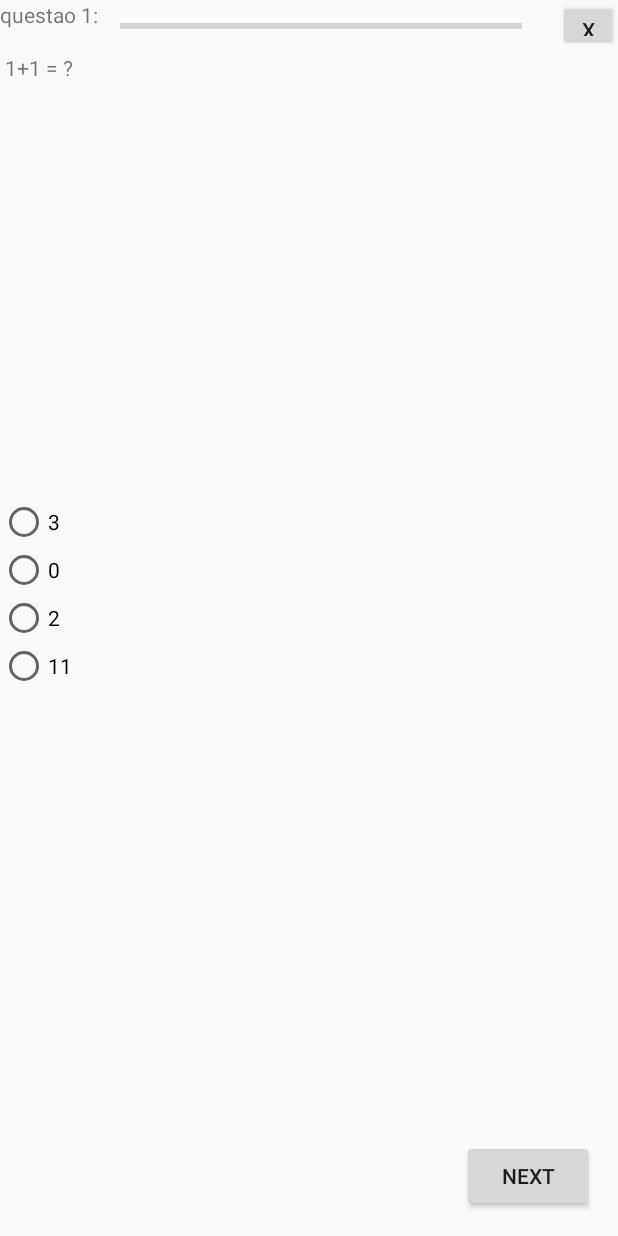
After one commit to gomes717/SpaceApps, an Android app: the layout activity_question.xml on its own in the app's theme, with its tools: preview values and no code run, on a phone screen of 412 x 824 dp. The commit adds this screen. Run offline under Robolectric (Android 15) with nearby library versions, the phone set to English and light mode, and no system bars.

Commit message:
correcao de commit

```diff
--- a/app/src/main/java/com/example/spaceapps/QuestionActivity.java
+++ b/app/src/main/java/com/example/spaceapps/QuestionActivity.java
@@ -45,6 +45,7 @@ public class QuestionActivity extends AppCompatActivity {
         if(i == maxQuestions)
         {
             i++;
+
             barraProgresso.setProgress(i);
             Intent intent = new Intent(getApplicationContext(), MainActivity.class);
             startActivity(intent);
@@ -55,8 +56,6 @@ public class QuestionActivity extends AppCompatActivity {
         }
     }
 
-
-
     public void pressedExit(View view)
     {
         Intent intent = new Intent(getApplicationContext(), MainActivity.class);
--- /dev/null
+++ b/app/src/main/res/layout/activity_question.xml
@@ -0,0 +1,101 @@
+<?xml version="1.0" encoding="utf-8"?>
+<androidx.constraintlayout.widget.ConstraintLayout xmlns:android="http://schemas.android.com/apk/res/android"
+    xmlns:app="http://schemas.android.com/apk/res-auto"
+    xmlns:tools="http://schemas.android.com/tools"
+    android:layout_width="match_parent"
+    android:layout_height="match_parent"
+    tools:context=".QuestionActivity">
+
+    <TextView
+        android:id="@+id/textView"
+        android:layout_width="0dp"
+        android:layout_height="250dp"
+        android:text=" 1+1 = ?"
+        app:layout_constraintEnd_toEndOf="parent"
+        app:layout_constraintStart_toStartOf="parent"
+        app:layout_constraintTop_toBottomOf="@+id/progressBar" />
+
+    <RadioGroup
+        android:id="@+id/radioGroup"
+        android:layout_width="0dp"
+        android:layout_height="128dp"
+        android:layout_marginBottom="318dp"
+        app:layout_constraintBottom_toBottomOf="parent"
+        app:layout_constraintEnd_toEndOf="parent"
+        app:layout_constraintStart_toStartOf="parent"
+        app:layout_constraintTop_toBottomOf="@+id/textView">
+
+        <RadioButton
+            android:id="@+id/radioButtonA"
+            android:layout_width="match_parent"
+            android:layout_height="wrap_content"
+            android:text="3" />
+
+        <RadioButton
+            android:id="@+id/radioButtonB"
+            android:layout_width="match_parent"
+            android:layout_height="wrap_content"
+            android:text="0" />
+
+        <RadioButton
+            android:id="@+id/radioButtonC"
+            android:layout_width="match_parent"
+            android:layout_height="wrap_content"
+            android:text="2" />
+
+        <RadioButton
+            android:id="@+id/radioButtonD"
+            android:layout_width="match_parent"
+            android:layout_height="wrap_content"
+            android:text="11" />
+
+    </RadioGroup>
+
+    <Button
+        android:id="@+id/buttonNext"
+        android:layout_width="wrap_content"
+        android:layout_height="wrap_content"
+        android:layout_marginEnd="16dp"
+        android:layout_marginRight="16dp"
+        android:layout_marginBottom="16dp"
+        android:onClick="pressedNext"
+        android:text="Next"
+        app:layout_constraintBottom_toBottomOf="parent"
+        app:layout_constraintEnd_toEndOf="parent"
+        app:layout_constraintTop_toBottomOf="@+id/radioGroup"
+        app:layout_constraintVertical_bias="1.0" />
+
+    <TextView
+        android:id="@+id/questaoText"
+        android:layout_width="92dp"
+        android:layout_height="35dp"
+        android:text="questao 1:"
+        app:layout_constraintEnd_toStartOf="@+id/progressBar"
+        app:layout_constraintHorizontal_bias="0.0"
+        app:layout_constraintStart_toStartOf="parent"
+        app:layout_constraintTop_toTopOf="parent" />
+
+    <Button
+        android:id="@+id/X"
+        android:layout_width="40dp"
+        android:layout_height="34dp"
+        android:onClick="pressedExit"
+        android:text="X"
+        app:layout_constraintBottom_toTopOf="@+id/textView"
+        app:layout_constraintEnd_toEndOf="parent"
+        app:layout_constraintTop_toTopOf="parent"
+        app:layout_constraintVertical_bias="0.0" />
+
+    <ProgressBar
+        android:id="@+id/progressBar"
+        style="?android:attr/progressBarStyleHorizontal"
+        android:layout_width="0dp"
+        android:layout_height="35dp"
+        android:layout_marginStart="80dp"
+        android:layout_marginLeft="80dp"
+        android:layout_marginEnd="24dp"
+        android:layout_marginRight="24dp"
+        app:layout_constraintEnd_toStartOf="@+id/X"
+        app:layout_constraintStart_toStartOf="parent"
+        app:layout_constraintTop_toTopOf="parent" />
+</androidx.constraintlayout.widget.ConstraintLayout>
```
